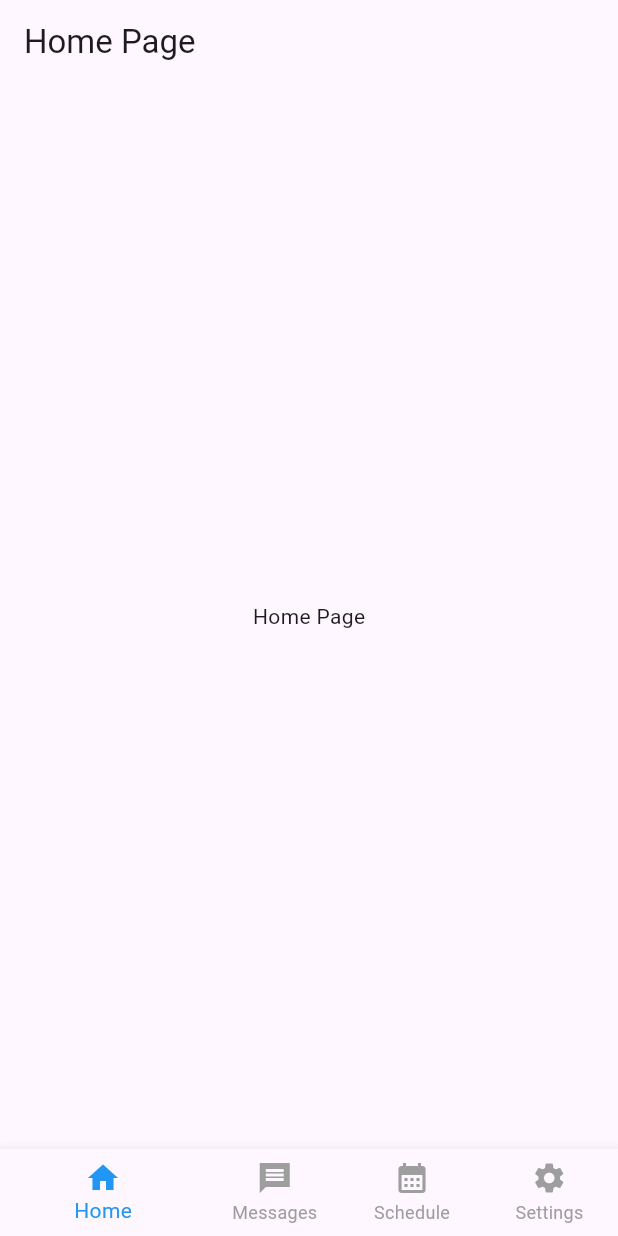
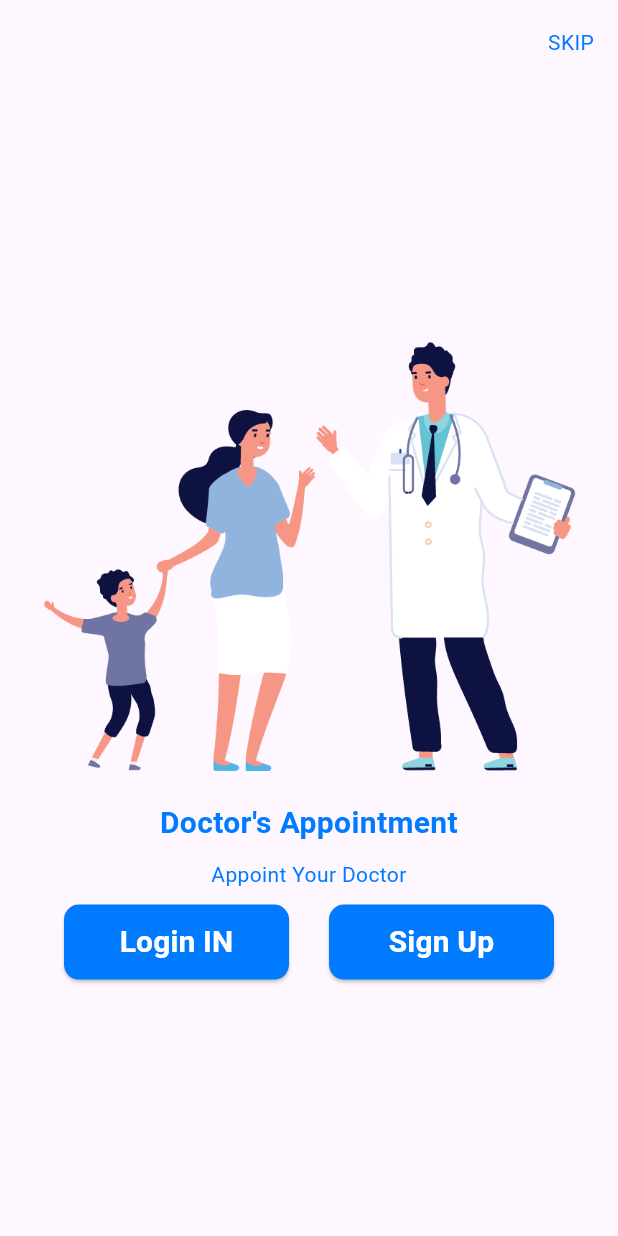
Before and after one commit to coderasmita/doctor_appointment, a Flutter app: the screen it shows after launch, on a phone screen of 412 x 824 dp. Run offline on Flutter 3.47's test engine with Material 3 defaults, Android fonts, the phone set to English and light mode, and no system bars; our stand-ins replace get, velocity_x.

Commit message:
onboard screen

```diff
--- /dev/null
+++ b/lib/const/app_assets.dart
@@ -0,0 +1,31 @@
+class AppAssets {
+  AppAssets._();
+
+  /// Assets for imagesDoctor
+  /// assets/images/doctor.png
+  static const String imagesDoctor = "assets/images/doctor.png";
+
+  /// Assets for imagesDoctor1
+  /// assets/images/doctor1.jpg
+  static const String imagesDoctor1 = "assets/images/doctor1.jpg";
+
+  /// Assets for imagesDoctor2
+  /// assets/images/doctor2.jpg
+  static const String imagesDoctor2 = "assets/images/doctor2.jpg";
+
+  /// Assets for imagesDoctor3
+  /// assets/images/doctor3.jpg
+  static const String imagesDoctor3 = "assets/images/doctor3.jpg";
+
+  /// Assets for imagesDoctor4
+  /// assets/images/doctor4.jpg
+  static const String imagesDoctor4 = "assets/images/doctor4.jpg";
+
+  /// Assets for imagesDoctors
+  /// assets/images/doctors.png
+  static const String imagesDoctors = "assets/images/doctors.png";
+
+  /// Assets for imagesLined heart
+  /// assets/images/lined heart.png
+  static const String imagesLinedheart = "assets/images/lined heart.png";
+}
--- a/lib/const/app_strings.dart
+++ b/lib/const/app_strings.dart
@@ -1,5 +1,9 @@
 class AppStrings {
   static const String appName = "Doctor's Appointment";
+
+  static const String doctorsAppointment = "Doctor's Appointment";
+  static const String appointYourDoctor = "Appoint Your Doctor";
+  static const String skip = "Skip";
 
   static const String settings = "Settings";
 
@@ -11,5 +15,7 @@ class AppStrings {
   static const String privacy = "Privacy";
   static const String general = "General";
   static const String aboutUs = "About Us";
+  static const String logIn = "Login IN";
+  static const String signIn = "Sign Up";
   static const String logOut = "Log Out";
 }
--- a/lib/const/app_style.dart
+++ b/lib/const/app_style.dart
@@ -13,12 +13,12 @@ class AppStyles {
     return title!.text.size(size).color(color).align(alignment).make();
   }
 
-  static bold({
-    String? title,
-    Color? color = AppColor.textColor,
-    double? size = 20,
-    TextAlign alignment = TextAlign.center,
-  }) {
+  static bold(
+      {String? title,
+      Color? color = AppColor.textColor,
+      double? size = 20,
+      TextAlign alignment = TextAlign.center,
+      s}) {
     return title!.text
         .size(size)
         .fontWeight(FontWeight.bold)
--- /dev/null
+++ b/lib/const/app_text.dart
@@ -0,0 +1,35 @@
+import 'package:doctors_appointment/const/app_color.dart';
+import 'package:flutter/material.dart';
+
+class AppText extends StatelessWidget {
+  const AppText(
+      {super.key,
+      this.title,
+      this.color = AppColor.textColor,
+      this.size = 14,
+      this.alignment = TextAlign.center,
+      this.fontWeight = FontWeight.normal});
+
+  final String? title;
+  final Color? color;
+  final double? size;
+  final TextAlign alignment;
+  final FontWeight fontWeight;
+
+  @override
+  Widget build(BuildContext context) {
+    return Text(
+      title!,
+      textAlign: alignment,
+      maxLines: 1,
+      style: TextStyle(
+        color: color,
+        fontSize: size,
+        fontWeight: fontWeight,
+        decoration: TextDecoration.none,
+        decorationStyle: TextDecorationStyle.dotted,
+        overflow: TextOverflow.ellipsis,
+      ),
+    );
+  }
+}
--- a/lib/main.dart
+++ b/lib/main.dart
@@ -1,4 +1,4 @@
-import 'package:doctors_appointment/screens/dashboard_screen.dart';
+import 'package:doctors_appointment/screens/onboard_screen.dart';
 import 'package:flutter/material.dart';
 import 'package:get/get.dart';
 
@@ -18,7 +18,7 @@ class MyApp extends StatelessWidget {
         colorScheme: ColorScheme.fromSeed(seedColor: Colors.deepPurple),
         useMaterial3: true,
       ),
-      home: const DashboardScreen(),
+      home: const OnBoardScreen(),
     );
   }
 }
--- /dev/null
+++ b/lib/screens/onboard_screen.dart
@@ -0,0 +1,85 @@
+import 'package:doctors_appointment/const/app_assets.dart';
+import 'package:doctors_appointment/const/app_color.dart';
+import 'package:doctors_appointment/const/app_text.dart';
+import 'package:flutter/material.dart';
+
+import '../const/app_strings.dart';
+import '../const/app_style.dart';
+
+class OnBoardScreen extends StatelessWidget {
+  const OnBoardScreen({super.key});
+
+  @override
+  Widget build(BuildContext context) {
+    return Scaffold(
+      appBar: AppBar(
+        actions: [
+          Padding(
+            padding: const EdgeInsets.only(right: 16),
+            child: AppText(
+              title: AppStrings.skip.toUpperCase(),
+              color: AppColor.primaryColor,
+            ),
+          ),
+        ],
+      ),
+      body: Padding(
+        padding: const EdgeInsets.all(16),
+        child: Column(
+          mainAxisAlignment: MainAxisAlignment.center,
+          children: [
+            Image.asset(AppAssets.imagesDoctors),
+            const SizedBox(
+              height: 20,
+            ),
+            AppStyles.bold(
+              title: AppStrings.doctorsAppointment,
+              color: AppColor.primaryColor,
+            ),
+            const SizedBox(
+              height: 10,
+            ),
+            AppStyles.normal(
+              title: AppStrings.appointYourDoctor,
+              color: AppColor.primaryColor,
+            ),
+            const SizedBox(
+              height: 10,
+            ),
+            Row(
+              mainAxisAlignment: MainAxisAlignment.spaceEvenly,
+              children: [
+                ElevatedButton(
+                  onPressed: () {},
+                  style: ElevatedButton.styleFrom(
+                      fixedSize: const Size(150, 50),
+                      shape: RoundedRectangleBorder(
+                        borderRadius: BorderRadius.circular(10),
+                      ),
+                      backgroundColor: AppColor.primaryColor),
+                  child: AppStyles.bold(
+                    title: AppStrings.logIn,
+                    color: AppColor.white,
+                  ),
+                ),
+                ElevatedButton(
+                  onPressed: () {},
+                  style: ElevatedButton.styleFrom(
+                      fixedSize: const Size(150, 50),
+                      shape: RoundedRectangleBorder(
+                        borderRadius: BorderRadius.circular(10),
+                      ),
+                      backgroundColor: AppColor.primaryColor),
+                  child: AppStyles.bold(
+                    title: AppStrings.signIn,
+                    color: AppColor.white,
+                  ),
+                ),
+              ],
+            )
+          ],
+        ),
+      ),
+    );
+  }
+}
--- a/lib/screens/settings_screen.dart
+++ b/lib/screens/settings_screen.dart
@@ -1,3 +1,4 @@
+import 'package:doctors_appointment/const/app_color.dart';
 import 'package:flutter/material.dart';
 
 import '../const/app_strings.dart';
@@ -29,6 +30,7 @@ class SettingsScreen extends StatelessWidget {
                   children: [
                     AppStyles.bold(
                       title: AppStrings.doctorName,
+                      color: AppColor.primaryColor,
                     ),
                     AppStyles.normal(
                       title: AppStrings.profile,
--- a/pubspec.yaml
+++ b/pubspec.yaml
@@ -90,3 +90,9 @@ flutter:
   #
   # For details regarding fonts from package dependencies,
   # see https://flutter.dev/custom-fonts/#from-packages
+flutter_assets:
+  assets_path: assets/images/
+  output_path: lib/const/
+  filename: app_assets.dart
+  field_prefix:
+  classname: AppAssets
```
Also changed, not shown: assets/images/doctor1.jpg (added), assets/images/doctor2.jpg (added), assets/images/doctor3.jpg (added), assets/images/doctor4.jpg (added), assets/images/doctors.png (added), assets/images/lined heart.png (added), lib/screens/login_screen.dart (added), lib/screens/signup_screen.dart (added).
